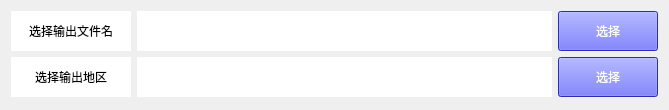
This is app/edit_gift/gui/operation/edit_language_ui.ui in WanKaKa/IjsGiftWall as Qt 5 draws it before an edit. The edited form follows.
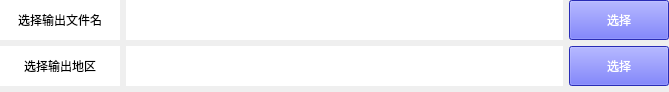
This is the edited form.

Patch:
```diff
--- a/app/edit_gift/gui/operation/edit_language_ui.ui
+++ b/app/edit_gift/gui/operation/edit_language_ui.ui
@@ -7,15 +7,36 @@
     <x>0</x>
     <y>0</y>
     <width>669</width>
-    <height>110</height>
+    <height>92</height>
    </rect>
   </property>
   <property name="windowTitle">
    <string>Form</string>
   </property>
   <layout class="QFormLayout" name="formLayout">
+   <property name="horizontalSpacing">
+    <number>0</number>
+   </property>
+   <property name="verticalSpacing">
+    <number>0</number>
+   </property>
+   <property name="leftMargin">
+    <number>0</number>
+   </property>
+   <property name="topMargin">
+    <number>0</number>
+   </property>
+   <property name="rightMargin">
+    <number>0</number>
+   </property>
+   <property name="bottomMargin">
+    <number>0</number>
+   </property>
    <item row="0" column="0" colspan="2">
     <layout class="QVBoxLayout" name="verticalLayout">
+     <property name="spacing">
+      <number>6</number>
+     </property>
      <item>
       <layout class="QHBoxLayout" name="horizontalLayout">
        <item>
```
